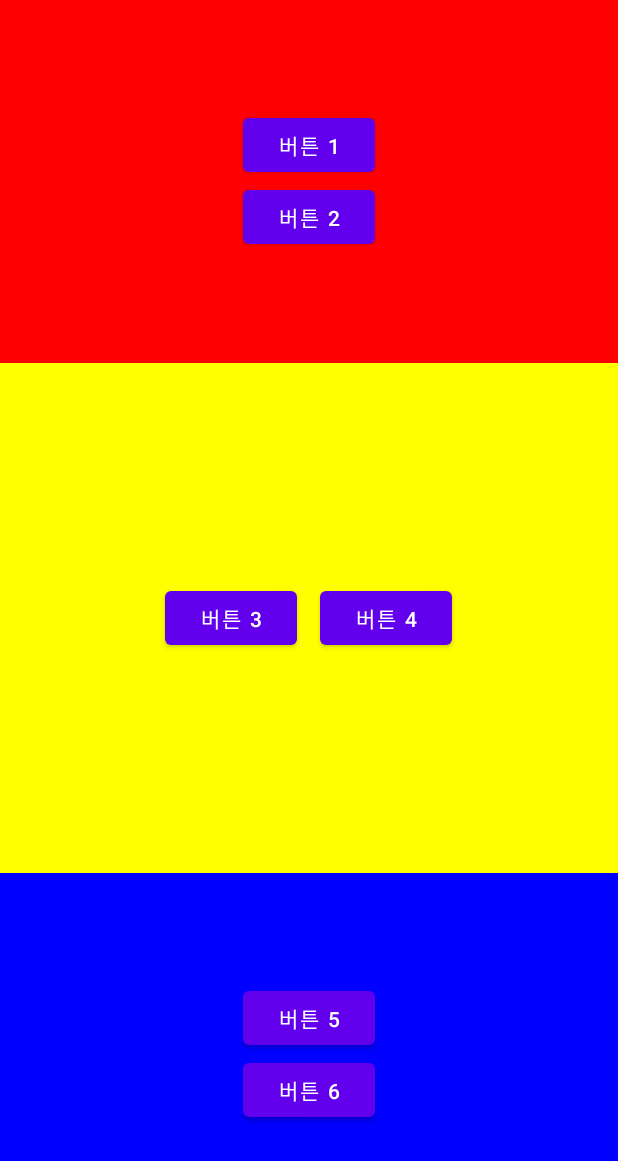
After one commit to Endel04/Dir5_1, an Android app: the layout duplicate_linear.xml on its own in the app's theme, with its tools: preview values and no code run, on a phone screen of 412 x 824 dp. The commit adds this screen. Shown: the top 1161 px of the screen. Run offline under Robolectric (Android 15) with nearby library versions, the phone set to English and light mode, and no system bars.

Commit message:
layout_weight attribute test

```diff
--- /dev/null
+++ b/app/src/main/res/layout/duplicate_linear.xml
@@ -0,0 +1,64 @@
+<?xml version="1.0" encoding="utf-8"?>
+<LinearLayout xmlns:android="http://schemas.android.com/apk/res/android"
+    android:orientation="vertical"
+    android:layout_width="match_parent"
+    android:layout_height="match_parent">
+
+    <LinearLayout
+        android:layout_weight="1"
+        android:background="#ff0000"
+        android:orientation="vertical"
+        android:gravity="center"
+        android:layout_width="match_parent"
+        android:layout_height="wrap_content">
+
+        <Button
+            android:layout_width="wrap_content"
+            android:layout_height="wrap_content"
+            android:text="@string/btn1"/>
+
+        <Button
+            android:layout_width="wrap_content"
+            android:layout_height="wrap_content"
+            android:text="@string/btn2"/>
+    </LinearLayout>
+
+    <LinearLayout
+        android:layout_weight="2"
+        android:background="#ffff00"
+        android:orientation="horizontal"
+        android:gravity="center"
+        android:layout_width="match_parent"
+        android:layout_height="wrap_content">
+
+        <Button
+            android:layout_width="wrap_content"
+            android:layout_height="wrap_content"
+            android:layout_marginRight="15dp"
+            android:text="@string/btn3"/>
+
+        <Button
+            android:layout_width="wrap_content"
+            android:layout_height="wrap_content"
+            android:text="@string/btn4"/>
+    </LinearLayout>
+
+    <LinearLayout
+        android:layout_weight="1"
+        android:background="#0000ff"
+        android:orientation="vertical"
+        android:gravity="center"
+        android:layout_width="match_parent"
+        android:layout_height="wrap_content">
+
+        <Button
+            android:layout_width="wrap_content"
+            android:layout_height="wrap_content"
+            android:text="@string/btn5"/>
+
+        <Button
+            android:layout_width="wrap_content"
+            android:layout_height="wrap_content"
+            android:text="@string/btn6"/>
+    </LinearLayout>
+</LinearLayout>
--- a/app/src/main/res/values/strings.xml
+++ b/app/src/main/res/values/strings.xml
@@ -6,4 +6,7 @@
     <string name="text1">글자 1</string>
     <string name="text2">글자 2</string>
     <string name="text3">글자 3</string>
+    <string name="btn4">버튼 4</string>
+    <string name="btn5">버튼 5</string>
+    <string name="btn6">버튼 6</string>
 </resources>
```
